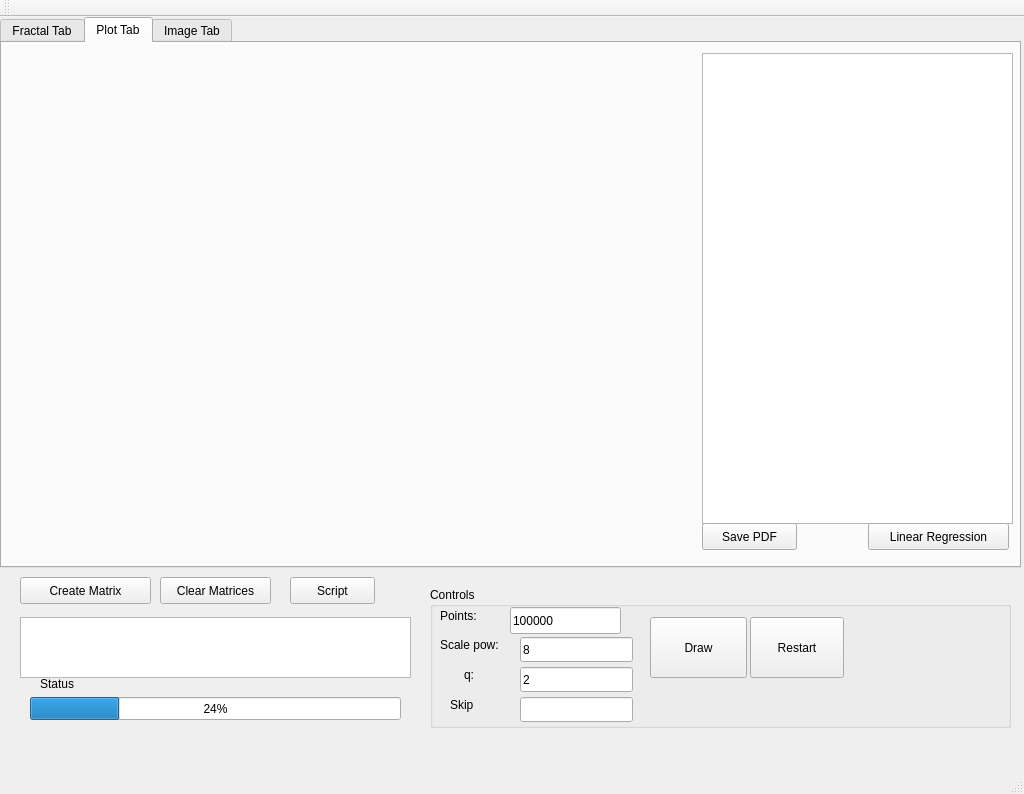
Qt form mainwindow.ui (arkajad/fractals) before a commit.
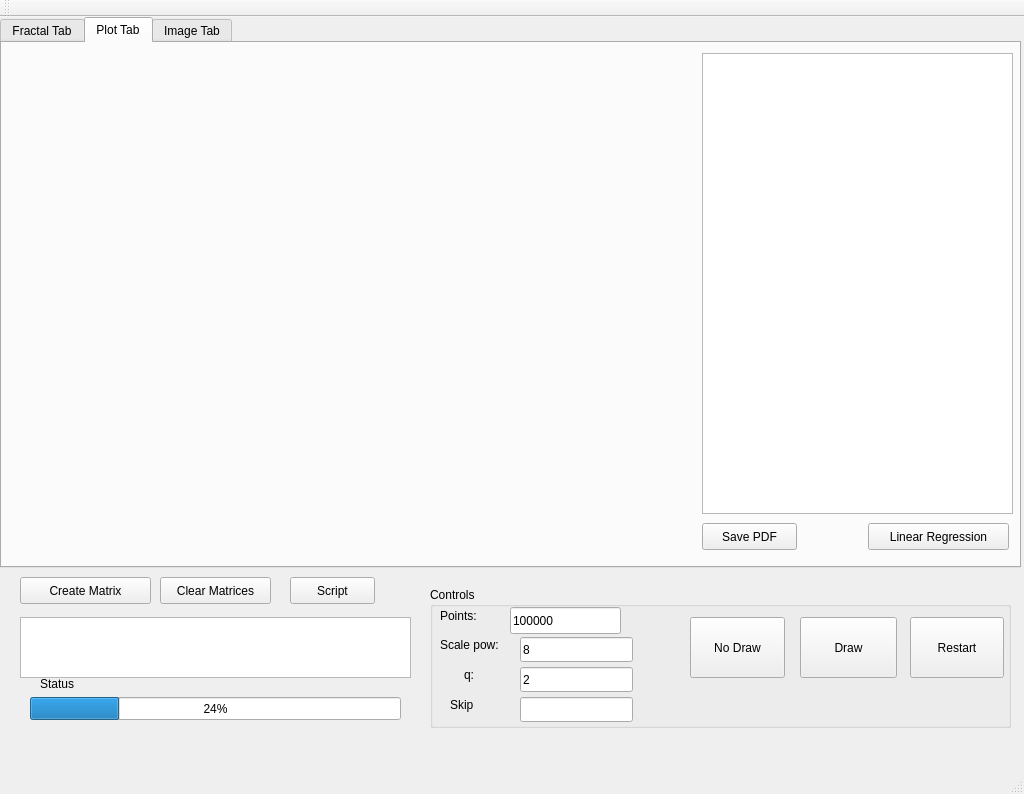
The same form after that commit. Custom widgets are drawn as their Qt base class.

The edit to the form file:
```diff
--- a/mainwindow.ui
+++ b/mainwindow.ui
@@ -91,7 +91,7 @@
     <widget class="QPushButton" name="drawFractal">
      <property name="geometry">
       <rect>
-       <x>220</x>
+       <x>370</x>
        <y>30</y>
        <width>97</width>
        <height>61</height>
@@ -159,7 +159,7 @@
     <widget class="QPushButton" name="restartButton">
      <property name="geometry">
       <rect>
-       <x>320</x>
+       <x>480</x>
        <y>30</y>
        <width>94</width>
        <height>61</height>
@@ -192,6 +192,19 @@
       </rect>
      </property>
     </widget>
+    <widget class="QPushButton" name="noDrawFractalButton">
+     <property name="geometry">
+      <rect>
+       <x>260</x>
+       <y>30</y>
+       <width>95</width>
+       <height>61</height>
+      </rect>
+     </property>
+     <property name="text">
+      <string>No Draw</string>
+     </property>
+    </widget>
    </widget>
    <widget class="QTabWidget" name="tabWidget">
     <property name="geometry">
@@ -246,7 +259,7 @@
         <x>700</x>
         <y>10</y>
         <width>311</width>
-        <height>471</height>
+        <height>461</height>
        </rect>
       </property>
      </widget>
```
Left out of the diff: 21 changed lines with no effect on the pictures.
